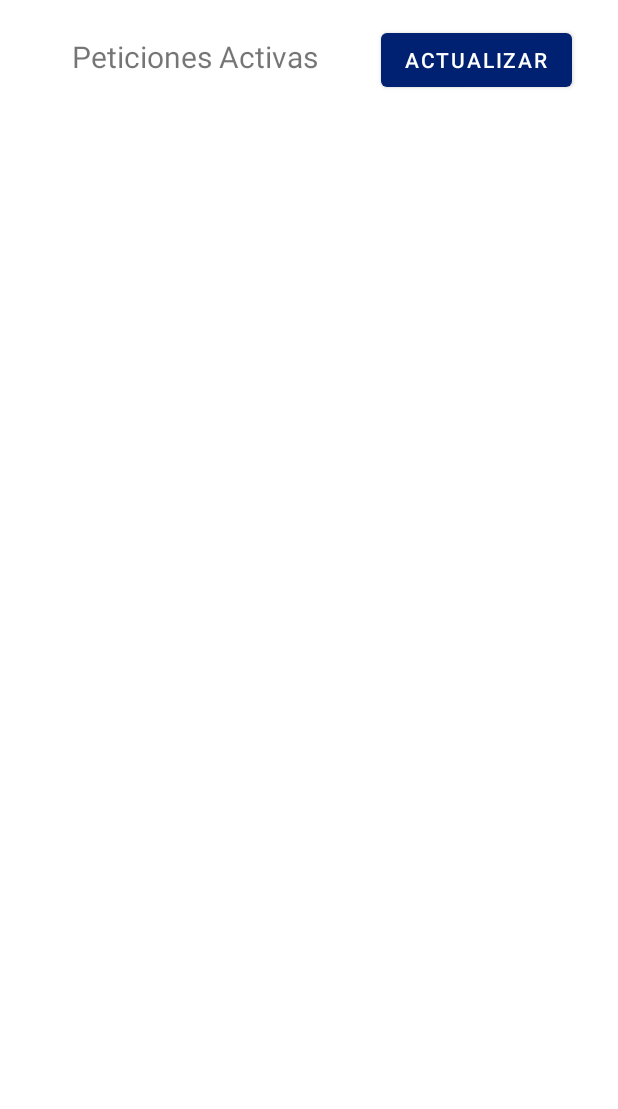
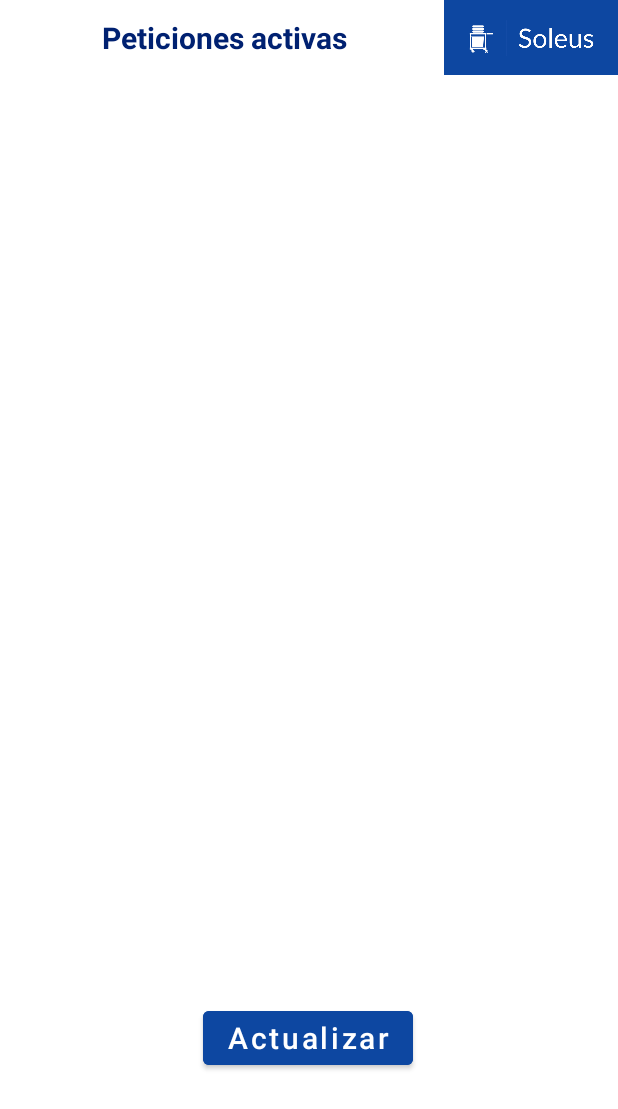
Before and after one commit to franciscoluna94/Soleus, an Android app: the WorkerActivity screen opened directly, with no data from a screen before it, on a phone screen of 412 x 824 dp. Shown: the top 1109 px of the screen. Run offline under Robolectric (Android 15) with nearby library versions, the phone set to English and light mode, and no system bars; 1 statement that could not run was skipped.

Commit message:
Design
Working on a new design

```diff
--- a/app/src/main/java/com/soleus/activities/WorkerActivity.java
+++ b/app/src/main/java/com/soleus/activities/WorkerActivity.java
@@ -8,8 +8,6 @@ import android.content.Intent;
 import android.os.Bundle;
 import android.view.View;
 import android.widget.Button;
-import android.widget.TableLayout;
-import android.widget.TextView;
 
 import com.soleus.R;
 import com.soleus.adapters.RoomRequestAdapter;
@@ -17,8 +15,6 @@ import com.soleus.models.RoomRequest;
 import com.soleus.models.UserModel;
 import com.soleus.net.ClientNet;
 
-import java.sql.Array;
-import java.util.ArrayList;
 import java.util.List;
 
 public class WorkerActivity extends AppCompatActivity implements View.OnClickListener {
@@ -41,7 +37,7 @@ public class WorkerActivity extends AppCompatActivity implements View.OnClickLis
         Intent intentLogged = getIntent();
         userLogged = (UserModel) intentLogged.getSerializableExtra("userLogged");
         roomRequestList = (List<RoomRequest>) intentLogged.getSerializableExtra("roomRequestList");
-        btnUpdateRequestList = (Button) findViewById(R.id.btnUpdateRequestList);
+        btnUpdateRequestList = (Button) findViewById(R.id.btnWorkerUpdate);
 
         btnUpdateRequestList.setOnClickListener(this);
 
@@ -51,13 +47,14 @@ public class WorkerActivity extends AppCompatActivity implements View.OnClickLis
 
     public void onClick(View view) {
 
-        Thread getRoomRequests = new Thread( new ClientNet(userLogged, "GET_RR_LIST", view, this)) ;
+        Thread getRoomRequests = new Thread( new ClientNet(userLogged,
+                getString(R.string.updateRoomRequestList_Request), view, this)) ;
         getRoomRequests.start();
     } // end onClick
 
     private void initializeElements() {
 
-        recyclerView = findViewById(R.id.recycler);
+        recyclerView = findViewById(R.id.recyclerWorker);
         recyclerView.setLayoutManager(new LinearLayoutManager(this));
 
         roomRequestAdapter = new RoomRequestAdapter(roomRequestList, this);
--- a/app/src/main/java/com/soleus/adapters/RoomRequestAdapter.java
+++ b/app/src/main/java/com/soleus/adapters/RoomRequestAdapter.java
@@ -80,7 +80,7 @@ public class RoomRequestAdapter extends RecyclerView.Adapter<RoomRequestAdapter.
 
             AlertDialog.Builder builder = new AlertDialog.Builder(itemView.getContext());
 
-            builder.setTitle("Petición de la habitación " + txtRoomCard.getText().toString());
+            builder.setTitle("Solicitud de la habitación " + txtRoomCard.getText().toString());
             builder.setItems(itemsContextMenu, (dialog, item) -> {
                 RoomRequest requestToEnd = new RoomRequest(Integer.parseInt(txtIdCard.getText().toString()));
                 Thread endRequest = new Thread( new ClientNet(requestToEnd, "END_REQUEST")) ;
--- a/app/src/main/res/layout/activity_housekeeping_request.xml
+++ b/app/src/main/res/layout/activity_housekeeping_request.xml
@@ -63,10 +63,11 @@
         android:ems="10"
         android:hint="Detalles adicionales..."
         android:inputType="textPersonName"
-        android:maxLength="280"
+        android:maxLength="30"
         android:minHeight="48dp"
         app:layout_constraintEnd_toEndOf="parent"
         app:layout_constraintStart_toStartOf="parent"
-        app:layout_constraintTop_toBottomOf="@+id/spinnerItem" />
+        app:layout_constraintTop_toBottomOf="@+id/spinnerItem"
+        />
 
 </androidx.constraintlayout.widget.ConstraintLayout>
--- a/app/src/main/res/layout/activity_main.xml
+++ b/app/src/main/res/layout/activity_main.xml
@@ -22,7 +22,8 @@
         app:layout_constraintStart_toStartOf="parent"
         app:layout_constraintTop_toTopOf="parent"
         app:srcCompat="@drawable/soleuswhite"
-        tools:ignore="ImageContrastCheck" />
+        tools:ignore="ImageContrastCheck"
+        android:scaleType="centerCrop"/>
 
     <LinearLayout
         android:id="@+id/linearMain"
--- a/app/src/main/res/layout/activity_maintenance_request.xml
+++ b/app/src/main/res/layout/activity_maintenance_request.xml
@@ -64,7 +64,7 @@
         android:ems="10"
         android:hint="Detalles adicionales..."
         android:inputType="textPersonName"
-        android:maxLength="280"
+        android:maxLength="30"
         android:minHeight="48dp"
         app:layout_constraintEnd_toEndOf="parent"
         app:layout_constraintStart_toStartOf="parent"
--- a/app/src/main/res/layout/activity_worker.xml
+++ b/app/src/main/res/layout/activity_worker.xml
@@ -4,50 +4,58 @@
     xmlns:tools="http://schemas.android.com/tools"
     android:layout_width="match_parent"
     android:layout_height="match_parent"
+    android:background="@color/white"
     tools:context=".activities.WorkerActivity">
 
     <TextView
-        android:id="@+id/txtWorkerActivityTitlte"
-        android:layout_width="221dp"
-        android:layout_height="24dp"
-        android:layout_marginStart="18dp"
-        android:layout_marginTop="24dp"
-        android:layout_marginEnd="172dp"
+        android:id="@+id/txtWorkerTitle"
+        android:layout_width="293dp"
+        android:layout_height="50dp"
+        android:layout_marginStart="3dp"
+        android:background="@color/white"
         android:gravity="center"
-        android:text="Peticiones Activas"
+        android:text="@string/workerTitle_textView"
         android:textAlignment="center"
+        android:textColor="@color/soleus_dark"
         android:textSize="20sp"
-        app:layout_constraintEnd_toEndOf="parent"
-        app:layout_constraintHorizontal_bias="1.0"
+        android:textStyle="bold"
+        app:layout_constraintEnd_toStartOf="@+id/imgWorkerCorner"
         app:layout_constraintStart_toStartOf="parent"
         app:layout_constraintTop_toTopOf="parent" />
 
     <androidx.recyclerview.widget.RecyclerView
-        android:id="@+id/recycler"
-        android:layout_width="407dp"
+        android:id="@+id/recyclerWorker"
+        android:layout_width="wrap_content"
         android:layout_height="586dp"
-        android:layout_marginStart="1dp"
-        android:layout_marginTop="16dp"
-        app:layout_constraintBottom_toBottomOf="parent"
+        android:background="@color/soleus_regular"
         app:layout_constraintEnd_toEndOf="parent"
-        app:layout_constraintHorizontal_bias="0.0"
         app:layout_constraintStart_toStartOf="parent"
-        app:layout_constraintTop_toBottomOf="@+id/txtWorkerActivityTitlte"
-        app:layout_constraintVertical_bias="0.123" />
+        app:layout_constraintTop_toBottomOf="@+id/txtWorkerTitle" />
 
     <Button
-        android:id="@+id/btnUpdateRequestList"
+        android:id="@+id/btnWorkerUpdate"
         android:layout_width="wrap_content"
         android:layout_height="wrap_content"
-        android:layout_marginStart="13dp"
-        android:layout_marginTop="16dp"
-        android:layout_marginEnd="30dp"
-        android:layout_marginBottom="26dp"
-        android:text="Actualizar"
-        app:layout_constraintBottom_toTopOf="@+id/recycler"
+        android:layout_marginStart="134dp"
+        android:layout_marginTop="32dp"
+        android:layout_marginEnd="135dp"
+        android:backgroundTint="@color/soleus_regular"
+        android:text="@string/worker_button"
+        android:textAllCaps="false"
+        android:textSize="20sp"
         app:layout_constraintEnd_toEndOf="parent"
-        app:layout_constraintStart_toEndOf="@+id/txtWorkerActivityTitlte"
+        app:layout_constraintStart_toStartOf="parent"
+        app:layout_constraintTop_toBottomOf="@+id/recyclerWorker" />
+
+    <ImageView
+        android:id="@+id/imgWorkerCorner"
+        android:layout_width="117dp"
+        android:layout_height="50dp"
+        android:contentDescription="@string/miniLogo_description"
+        android:scaleType="centerCrop"
+        app:layout_constraintEnd_toEndOf="parent"
+        app:layout_constraintStart_toEndOf="@+id/txtWorkerTitle"
         app:layout_constraintTop_toTopOf="parent"
-        app:layout_constraintVertical_bias="0.0" />
+        app:srcCompat="@drawable/soleusregular" />
 
 </androidx.constraintlayout.widget.ConstraintLayout>
--- a/app/src/main/res/values/strings.xml
+++ b/app/src/main/res/values/strings.xml
@@ -1,6 +1,7 @@
 <resources>
     <string name="app_name">Soleus</string>
     <string name="logo_description">Logo</string>
+    <string name="miniLogo_description">Logo</string>
 
     <!-- TextView -->
     <string name="user_textView">Usuario</string>
@@ -10,12 +11,13 @@
     <string name="forgotPasswordTitle_textView">Complete los datos solicitados para modificar su contraseña</string>
     <string name="welcomeTitle_textView">Bienvenido a la Reserva del Membrillo</string>
     <string name="welcomeSubtitle_textView">Indíquenos qué desea</string>
+    <string name="workerTitle_textView">Peticiones activas</string>
 
 
     <!-- EditText -->
     <string name="user_editText">Usuario</string>
     <string name="password_editText">Contraseña</string>
-    <string name="modifyPassword_editText">Introduzca una nueva contraseña</string>
+    <string name="modifyPassword_editText">Nueva contraseña</string>
     <string name="name_editText">Nombre</string>
 
     <!-- Buttons -->
@@ -24,10 +26,13 @@
     <string name="modifyPassword_button">Modificar contraseña</string>
     <string name="welcomeHousekeeping_button">Contactar con pisos</string>
     <string name="welcomeMaintenance_button">Contactar con mantenimiento</string>
+    <string name="worker_button">Actualizar</string>
 
     <!-- Requests to Server -->
     <string name="login_Request">LOGIN</string>
     <string name="changePassword_Request">CHANGE_PASSWORD</string>
+    <string name="updateRoomRequestList_Request">GET_RR_LIST</string>
+    <string name="endRequest_Request">END_REQUEST</string>
 
 
     <string-array name="spinnerHousekeeping1">
```
Also changed, not shown: app/src/main/java/com/soleus/Utils.java (+6 -1 lines), app/src/main/java/com/soleus/net/ClientNet.java (+24 -15 lines), app/src/main/res/layout/activity_forgot_password.xml (+5 -4 lines), app/src/main/res/layout/activity_user_welcome_screen.xml (+19 -8 lines), app/src/main/res/layout/room_request_card.xml (+19 -12 lines), app/src/main/res/drawable/soleusregular.png (added).
